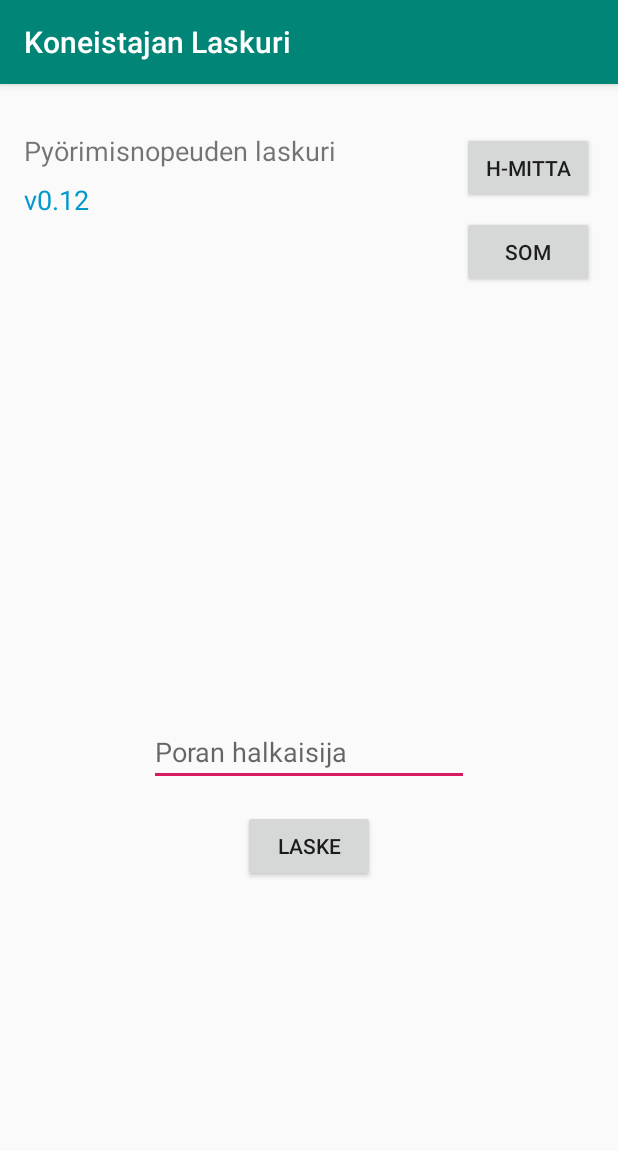
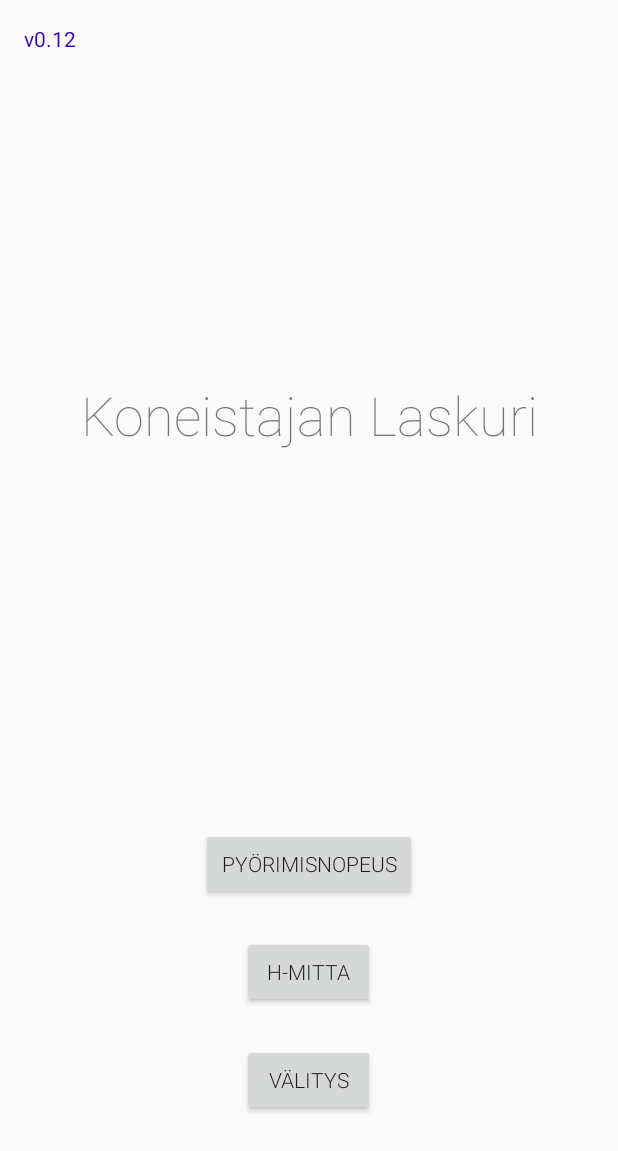
Before and after one commit to jjepaah/KoneistajanLaskuri, an Android app: the screen it shows after launch (MainActivity), on a phone screen of 412 x 824 dp. Shown: the top 1151 px of the screen. Run offline under Robolectric (Android 15) with nearby library versions, the phone set to English and light mode, and no system bars.

```diff
--- a/app/build.gradle
+++ b/app/build.gradle
@@ -26,4 +26,5 @@ dependencies {
     testImplementation 'junit:junit:4.12'
     androidTestImplementation 'androidx.test.ext:junit:1.1.0'
     androidTestImplementation 'androidx.test.espresso:espresso-core:3.1.1'
+    implementation 'com.google.android.material:material:1.0.0'
 }
--- a/app/src/main/AndroidManifest.xml
+++ b/app/src/main/AndroidManifest.xml
@@ -1,5 +1,6 @@
 <?xml version="1.0" encoding="utf-8"?>
 <manifest xmlns:android="http://schemas.android.com/apk/res/android"
+    xmlns:tools="http://schemas.android.com/tools"
     package="com.example.koneistajanlaskuri">
 
     <application
@@ -8,11 +9,8 @@
         android:label="@string/app_name"
         android:roundIcon="@mipmap/ic_launcher_round"
         android:supportsRtl="true"
-        android:theme="@style/AppTheme">
-        <activity android:name=".planeettaTunnistus" android:parentActivityName=".MainActivity"></activity>
-        <activity
-            android:name=".HmittaLaskuri"
-            android:parentActivityName=".MainActivity" />
+        android:theme="@style/AppTheme"
+        tools:ignore="GoogleAppIndexingWarning">
         <activity android:name=".MainActivity">
             <intent-filter>
                 <action android:name="android.intent.action.MAIN" />
@@ -20,6 +18,14 @@
                 <category android:name="android.intent.category.LAUNCHER" />
             </intent-filter>
         </activity>
+        <activity
+            android:name=".Valitys"
+            android:parentActivityName=".MainActivity" />
+        <activity
+            android:name=".Hmitta"
+            android:parentActivityName=".MainActivity" />
+        <activity android:name=".Pyorimisnopeus" android:parentActivityName=".MainActivity">
+        </activity>
     </application>
 
 </manifest>
--- a/app/src/main/java/com/example/koneistajanlaskuri/HmittaLaskuri.java
+++ b/app/src/main/java/com/example/koneistajanlaskuri/Hmitta.java
@@ -11,14 +11,14 @@ import java.text.DecimalFormat;
 
 import static java.lang.Math.pow;
 
-public class HmittaLaskuri extends AppCompatActivity {
+public class Hmitta extends AppCompatActivity {
 
     private static DecimalFormat df2 = new DecimalFormat("#.##");
 
     @Override
     protected void onCreate(Bundle savedInstanceState) {
         super.onCreate(savedInstanceState);
-        setContentView(R.layout.activity_hmitta_laskuri);
+        setContentView(R.layout.hmitta);
     }
 
     public void hmitta(View view) {
--- a/app/src/main/java/com/example/koneistajanlaskuri/MainActivity.java
+++ b/app/src/main/java/com/example/koneistajanlaskuri/MainActivity.java
@@ -1,48 +1,38 @@
 package com.example.koneistajanlaskuri;
 
+import androidx.appcompat.app.ActionBar;
 import androidx.appcompat.app.AppCompatActivity;
 
 import android.content.Intent;
 import android.net.Uri;
 import android.os.Bundle;
 import android.view.View;
-import android.widget.EditText;
+import android.view.Window;
 import android.widget.TextView;
 
-import java.text.DecimalFormat;
-
 public class MainActivity extends AppCompatActivity {
-
-    private static DecimalFormat df2 = new DecimalFormat("#");
 
     @Override
     protected void onCreate(Bundle savedInstanceState) {
         super.onCreate(savedInstanceState);
-        setContentView(R.layout.activity_main);
-
-        //Shows version number on app
-        TextView versionNbr = findViewById(R.id.versionNbr);
-        String verName = BuildConfig.VERSION_NAME;
-        versionNbr.setText("v" + verName);
+        ActionBar actionBar = getSupportActionBar();
+        actionBar.hide();
+        setContentView(R.layout.main_activity);
+        TextView version = findViewById(R.id.versionNbr);
+        version.setText("v" + BuildConfig.VERSION_NAME);
     }
 
-    public void laskeNopeus(View view) {
-        EditText halkaisija = findViewById(R.id.halkaisija);
-        TextView tulos = findViewById(R.id.tulos);
-
-        double h = Double.parseDouble(halkaisija.getText().toString());
-        double t = 15000 / (h * Math.PI);
-        String output = df2.format(t);
-
-        tulos.setText(output + " rpm");
+    public void nopeus(View view) {
+        Intent intent = new Intent(this, Pyorimisnopeus.class);
+        startActivity(intent);
     }
 
     public void hMitta(View view) {
-        Intent intent = new Intent(this, HmittaLaskuri.class);
+        Intent intent = new Intent(this, Hmitta.class);
         startActivity(intent);
     }
     public void som(View view) {
-        Intent intent = new Intent(this, planeettaTunnistus.class);
+        Intent intent = new Intent(this, Valitys.class);
         startActivity(intent);
     }
 
--- /dev/null
+++ b/app/src/main/java/com/example/koneistajanlaskuri/Pyorimisnopeus.java
@@ -0,0 +1,32 @@
+package com.example.koneistajanlaskuri;
+
+import androidx.appcompat.app.AppCompatActivity;
+
+import android.os.Bundle;
+import android.view.View;
+import android.widget.EditText;
+import android.widget.TextView;
+
+import java.text.DecimalFormat;
+
+public class Pyorimisnopeus extends AppCompatActivity {
+
+    private static DecimalFormat df2 = new DecimalFormat("#");
+
+    @Override
+    protected void onCreate(Bundle savedInstanceState) {
+        super.onCreate(savedInstanceState);
+        setContentView(R.layout.pyorimisnopeus);
+    }
+
+    public void laskeNopeus(View view) {
+        EditText halkaisija = findViewById(R.id.halkaisija);
+        TextView tulos = findViewById(R.id.tulos);
+
+        double h = Double.parseDouble(halkaisija.getText().toString());
+        double t = 15000 / (h * Math.PI);
+        String output = df2.format(t);
+
+        tulos.setText(output + " rpm");
+    }
+}
--- a/app/src/main/java/com/example/koneistajanlaskuri/planeettaTunnistus.java
+++ b/app/src/main/java/com/example/koneistajanlaskuri/Valitys.java
@@ -3,7 +3,6 @@ package com.example.koneistajanlaskuri;
 import androidx.appcompat.app.AppCompatActivity;
 
 import android.os.Bundle;
-import android.util.Log;
 import android.view.View;
 import android.widget.AdapterView;
 import android.widget.ArrayAdapter;
@@ -11,11 +10,9 @@ import android.widget.EditText;
 import android.widget.Spinner;
 import android.widget.TextView;
 
-import org.w3c.dom.Text;
-
 import java.text.DecimalFormat;
 
-public class planeettaTunnistus extends AppCompatActivity implements AdapterView.OnItemSelectedListener {
+public class Valitys extends AppCompatActivity implements AdapterView.OnItemSelectedListener {
 
     String valittu = "";
     private static DecimalFormat df2 = new DecimalFormat("#.##");
@@ -23,7 +20,7 @@ public class planeettaTunnistus extends AppCompatActivity implements AdapterView
     @Override
     protected void onCreate(Bundle savedInstanceState) {
         super.onCreate(savedInstanceState);
-        setContentView(R.layout.activity_planeetta_tunnistus);
+        setContentView(R.layout.valitys);
 
         Spinner koko = findViewById(R.id.koko);
         koko.setOnItemSelectedListener(this);
--- /dev/null
+++ b/app/src/main/res/layout/main_activity.xml
@@ -0,0 +1,80 @@
+<?xml version="1.0" encoding="utf-8"?>
+<androidx.constraintlayout.widget.ConstraintLayout xmlns:android="http://schemas.android.com/apk/res/android"
+    xmlns:app="http://schemas.android.com/apk/res-auto"
+    xmlns:tools="http://schemas.android.com/tools"
+    android:layout_width="match_parent"
+    android:layout_height="match_parent"
+    tools:context=".homeActivity">
+
+    <Button
+        android:id="@+id/button2"
+        android:layout_width="0dp"
+        android:layout_height="wrap_content"
+        android:layout_marginStart="161dp"
+        android:layout_marginEnd="162dp"
+        android:layout_marginBottom="24dp"
+        android:fontFamily="sans-serif-light"
+        android:onClick="hMitta"
+        android:text="H-mitta"
+        app:layout_constraintBottom_toTopOf="@+id/button5"
+        app:layout_constraintEnd_toEndOf="parent"
+        app:layout_constraintStart_toStartOf="parent" />
+
+    <Button
+        android:id="@+id/button5"
+        android:layout_width="0dp"
+        android:layout_height="wrap_content"
+        android:layout_marginStart="161dp"
+        android:layout_marginEnd="162dp"
+        android:layout_marginBottom="80dp"
+        android:fontFamily="sans-serif-light"
+        android:onClick="som"
+        android:text="Välitys"
+        app:layout_constraintBottom_toBottomOf="parent"
+        app:layout_constraintEnd_toEndOf="parent"
+        app:layout_constraintStart_toStartOf="parent" />
+
+    <Button
+        android:id="@+id/button6"
+        android:layout_width="0dp"
+        android:layout_height="wrap_content"
+        android:layout_marginStart="134dp"
+        android:layout_marginEnd="134dp"
+        android:layout_marginBottom="24dp"
+        android:fontFamily="sans-serif-light"
+        android:onClick="nopeus"
+        android:text="Pyörimisnopeus"
+        app:layout_constraintBottom_toTopOf="@+id/button2"
+        app:layout_constraintEnd_toEndOf="parent"
+        app:layout_constraintStart_toStartOf="parent" />
+
+    <TextView
+        android:id="@+id/textView5"
+        android:layout_width="wrap_content"
+        android:layout_height="wrap_content"
+        android:layout_marginStart="24dp"
+        android:layout_marginTop="24dp"
+        android:layout_marginEnd="24dp"
+        android:layout_marginBottom="24dp"
+        android:fontFamily="sans-serif-thin"
+        android:text="Koneistajan Laskuri"
+        android:textAlignment="center"
+        android:textSize="36sp"
+        app:layout_constraintBottom_toTopOf="@+id/button6"
+        app:layout_constraintEnd_toEndOf="parent"
+        app:layout_constraintStart_toStartOf="parent"
+        app:layout_constraintTop_toTopOf="parent" />
+
+    <TextView
+        android:id="@+id/versionNbr"
+        android:layout_width="wrap_content"
+        android:layout_height="wrap_content"
+        android:layout_marginStart="16dp"
+        android:layout_marginTop="16dp"
+        android:clickable="true"
+        android:onClick="github"
+        android:text="TextView"
+        android:textColor="@color/design_default_color_primary_dark"
+        app:layout_constraintStart_toStartOf="parent"
+        app:layout_constraintTop_toTopOf="parent" />
+</androidx.constraintlayout.widget.ConstraintLayout>
--- a/app/src/main/res/layout/activity_main.xml
+++ b/app/src/main/res/layout/pyorimisnopeus.xml
@@ -58,40 +58,4 @@
         app:layout_constraintStart_toStartOf="parent"
         app:layout_constraintTop_toTopOf="parent" />
 
-    <Button
-        android:id="@+id/button3"
-        android:layout_width="wrap_content"
-        android:layout_height="wrap_content"
-        android:layout_marginTop="32dp"
-        android:layout_marginEnd="16dp"
-        android:onClick="hMitta"
-        android:text="H-MITTA"
-        app:layout_constraintEnd_toEndOf="parent"
-        app:layout_constraintTop_toTopOf="parent" />
-
-    <Button
-        android:id="@+id/button4"
-        android:layout_width="wrap_content"
-        android:layout_height="wrap_content"
-        android:layout_marginTop="8dp"
-        android:layout_marginEnd="16dp"
-        android:onClick="som"
-        android:text="SOM"
-        app:layout_constraintEnd_toEndOf="parent"
-        app:layout_constraintTop_toBottomOf="@+id/button3" />
-
-    <TextView
-        android:id="@+id/versionNbr"
-        android:layout_width="wrap_content"
-        android:layout_height="wrap_content"
-        android:layout_marginStart="16dp"
-        android:layout_marginTop="8dp"
-        android:clickable="true"
-        android:onClick="github"
-        android:text="version"
-        android:textColor="@android:color/holo_blue_dark"
-        android:textSize="18sp"
-        app:layout_constraintStart_toStartOf="parent"
-        app:layout_constraintTop_toBottomOf="@+id/textView2" />
-
 </androidx.constraintlayout.widget.ConstraintLayout>
--- a/app/src/main/res/values/colors.xml
+++ b/app/src/main/res/values/colors.xml
@@ -1,6 +1,6 @@
 <?xml version="1.0" encoding="utf-8"?>
 <resources>
-    <color name="colorPrimary">#008577</color>
-    <color name="colorPrimaryDark">#00574B</color>
-    <color name="colorAccent">#D81B60</color>
+    <color name="colorPrimary">#006385</color>
+    <color name="colorPrimaryDark">#004157</color>
+    <color name="colorAccent">#1baada</color>
 </resources>
```
Also changed, not shown: app/src/main/res/layout/hmitta.xml (renamed from app/src/main/res/layout/activity_hmitta_laskuri.xml), app/src/main/res/layout/valitys.xml (renamed from app/src/main/res/layout/activity_planeetta_tunnistus.xml).
